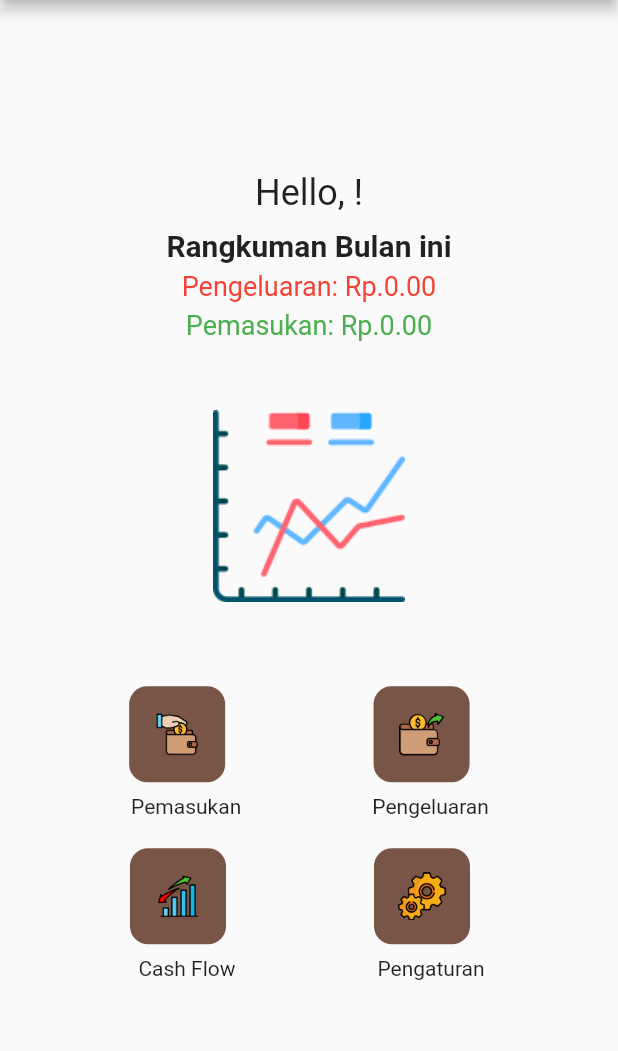
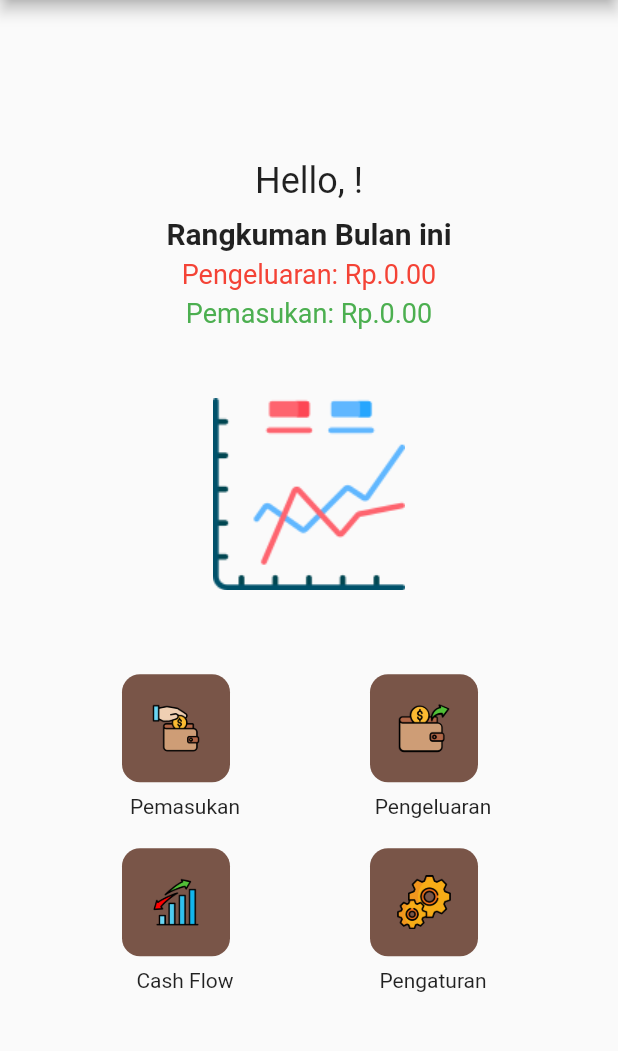
Before and after one commit to fikri-nur/cashbook_app, a Flutter app: the HomeScreen screen opened by its route, on a phone screen of 412 x 824 dp, the part 84-1135 px from its top. Run offline on Flutter 3.47's test engine with Material 2 defaults, Android fonts, the phone set to English and light mode, and no system bars; our stand-ins replace sqflite; accounts and stored records are empty.

Commit message:
revision home screen

```diff
--- a/lib/screens/home_screen.dart
+++ b/lib/screens/home_screen.dart
@@ -133,8 +133,8 @@ class _HomeScreenState extends State<HomeScreen> {
     return Column(
       children: [
         Container(
-          width: 64, // Lebar gambar
-          height: 64, // Tinggi gambar
+          width: 72, // Lebar gambar
+          height: 72, // Tinggi gambar
           margin: isIncomeButton
               ? EdgeInsets.only(right: 12)
               : EdgeInsets.zero, // Margin hanya untuk tombol "Tambah Pemasukan"
@@ -145,7 +145,7 @@ class _HomeScreenState extends State<HomeScreen> {
           ),
           child: IconButton(
             onPressed: onPressed,
-            icon: Image.asset(iconPath, height: 32), // Lebar ikon
+            icon: Image.asset(iconPath, height: 36), // Lebar ikon
           ),
         ),
         SizedBox(height: 8), // Jarak antara ikon dan teks
```
